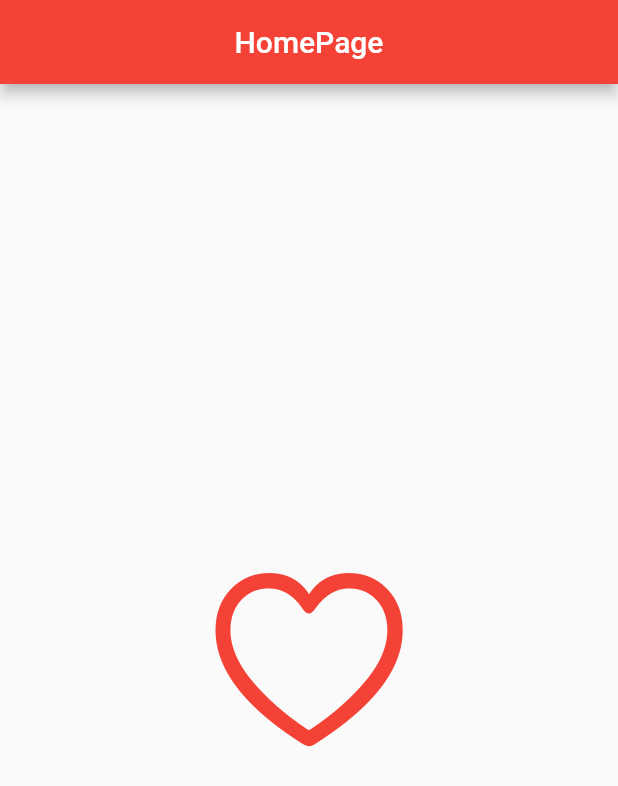
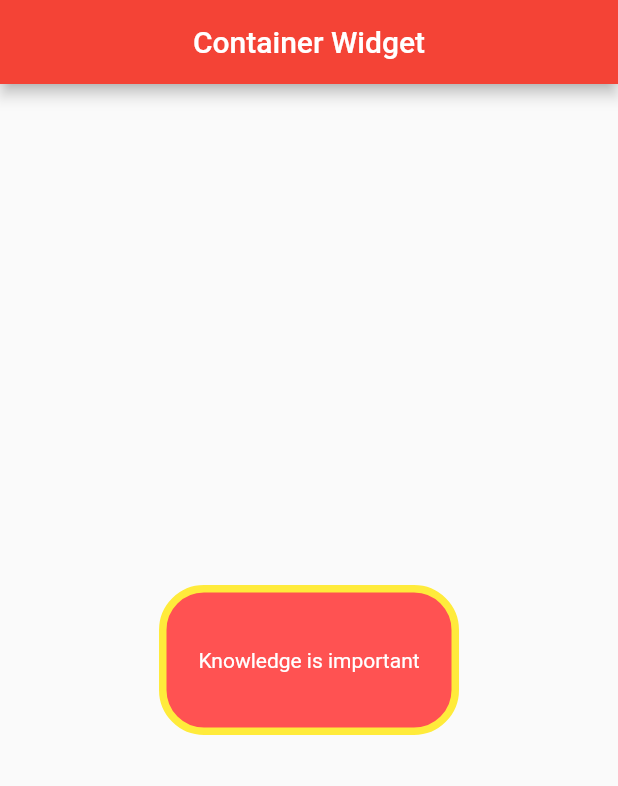
Before and after one commit to maazjnr/flutter-food-app, a Flutter app: the screen it shows after launch, on a phone screen of 412 x 824 dp. Shown: the top 786 px of the screen. Run offline on Flutter 3.47's test engine with Material 2 defaults, Android fonts, the phone set to English and light mode, and no system bars.

Commit message:
container

```diff
--- /dev/null
+++ b/lib/containerwidget.dart
@@ -0,0 +1,36 @@
+import 'package:flutter/material.dart';
+
+class ContainerWidget extends StatelessWidget {
+  const ContainerWidget({super.key});
+
+  @override
+  Widget build(BuildContext context) {
+    return Scaffold(
+      appBar: AppBar(
+        title: const Text('Container Widget'),
+        centerTitle: true,
+      ),
+      body: GestureDetector(
+        onTap: () {
+          print('hello world');
+        },
+        child: Center(
+          child: Container(
+            alignment: Alignment.center,
+            height: 100,
+            width: 200,
+            decoration: BoxDecoration(
+              border: Border.all(color: Colors.yellow, width: 5),
+              color: Colors.redAccent,
+              borderRadius: BorderRadius.circular(30),
+            ),
+            child: const Text(
+              'Knowledge is important',
+              style: TextStyle(color: Colors.white),
+            ),
+          ),
+        ),
+      ),
+    );
+  }
+}
--- a/lib/homepage.dart
+++ b/lib/homepage.dart
@@ -6,6 +6,7 @@ class HomePage extends StatefulWidget {
 
   @override
   State<HomePage> createState() => _HomePageState();
+
 }
 
 class _HomePageState extends State<HomePage> {
@@ -24,6 +25,7 @@ class _HomePageState extends State<HomePage> {
               setState(
                 () {
                   icons = CupertinoIcons.heart_fill;
+
                 },
               );
             }),
--- a/lib/main.dart
+++ b/lib/main.dart
@@ -1,5 +1,7 @@
 import 'package:app/homepage.dart';
 import 'package:flutter/material.dart';
+
+import 'containerwidget.dart';
 
 void main() {
   runApp(const MyApp());
@@ -16,7 +18,7 @@ class MyApp extends StatelessWidget {
       theme: ThemeData(
         primarySwatch: Colors.red,
       ),
-      home: const HomePage(),
+      home: const ContainerWidget(),
     );
   }
 }
```
